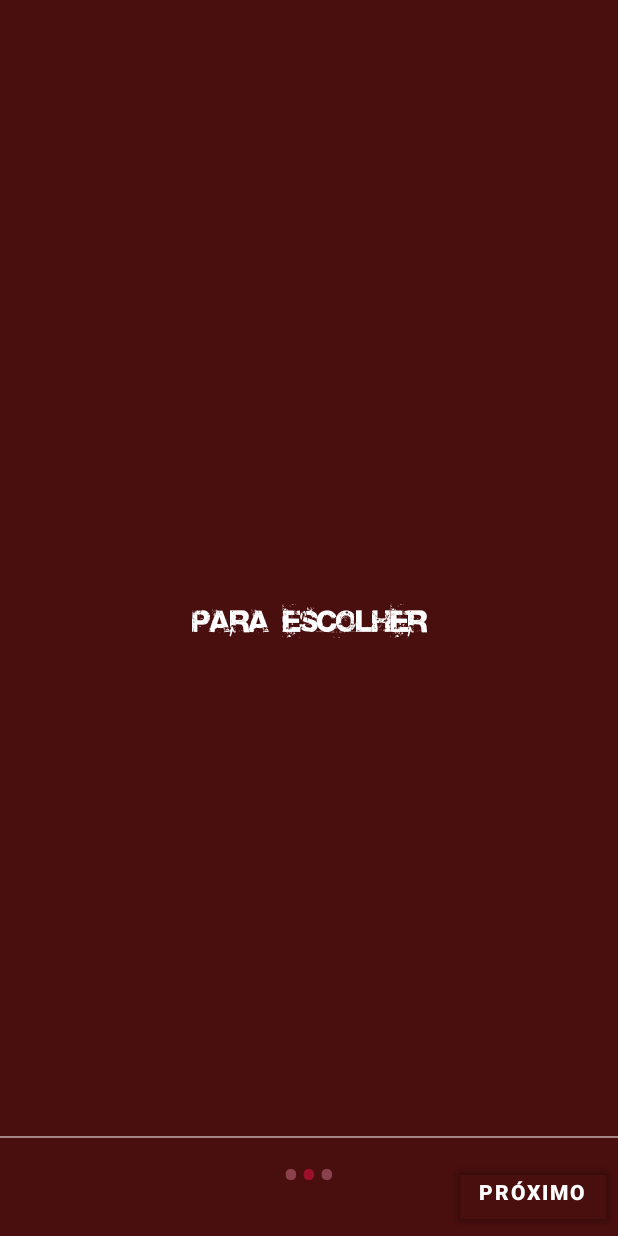
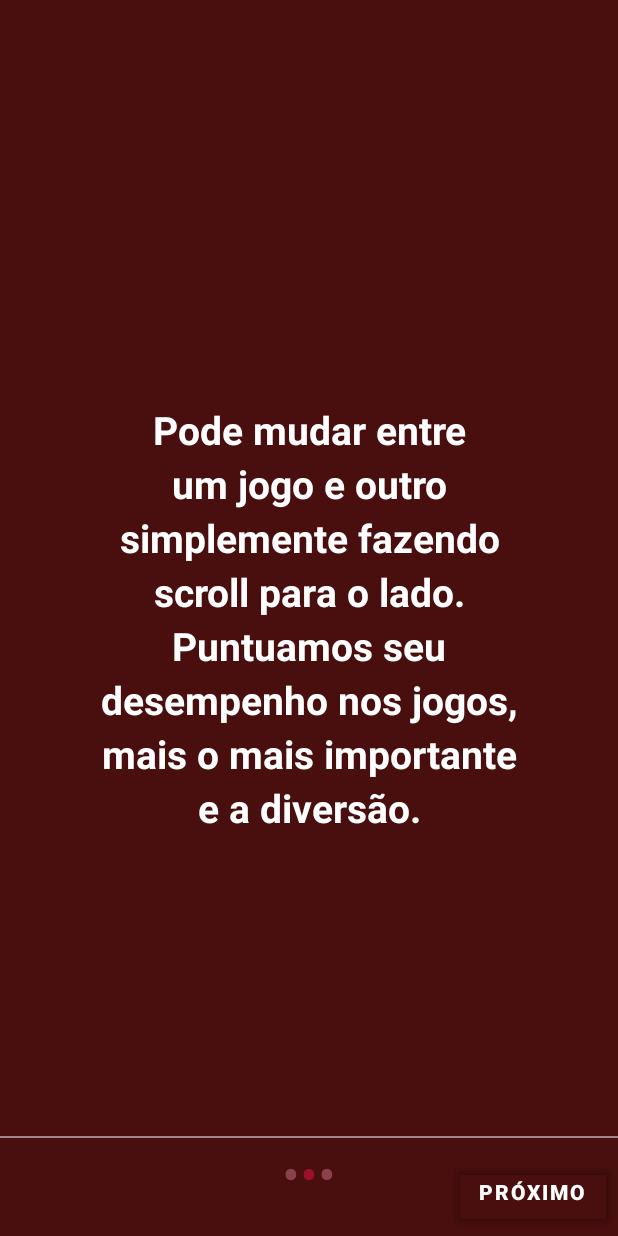
Before and after one commit to adrian971029/GameTime, an Android app: the WelcomeActivity screen opened directly, with no data from a screen before it, after a tap on "PRÓXIMO", on a phone screen of 412 x 824 dp. Run offline under Robolectric (Android 15) with nearby library versions, the phone set to English and light mode, and no system bars; our stand-ins replace ButterKnife, sdp/ssp sizes.

Commit message:
Implementado layout da tela de login.

```diff
--- a/app/src/main/AndroidManifest.xml
+++ b/app/src/main/AndroidManifest.xml
@@ -1,6 +1,5 @@
 <?xml version="1.0" encoding="utf-8"?>
-<manifest
-    xmlns:android="http://schemas.android.com/apk/res/android"
+<manifest xmlns:android="http://schemas.android.com/apk/res/android"
     package="com.adrian971029.gametime">
 
     <application
@@ -11,7 +10,8 @@
         android:roundIcon="@mipmap/ic_launcher_round"
         android:supportsRtl="true"
         android:theme="@style/AppTheme.NoActionBar">
-        <activity android:name=".view.JogoVelhaActivity"/>
+        <activity android:name=".view.LoginActivity"></activity>
+        <activity android:name=".view.JogoVelhaActivity" />
         <activity android:name=".view.WelcomeActivity" />
         <activity android:name=".view.SelectionActivity" />
         <activity
--- a/app/src/main/res/layout/item_slide2.xml
+++ b/app/src/main/res/layout/item_slide2.xml
@@ -1,22 +1,38 @@
 <?xml version="1.0" encoding="utf-8"?>
 <androidx.constraintlayout.widget.ConstraintLayout xmlns:android="http://schemas.android.com/apk/res/android"
+    xmlns:app="http://schemas.android.com/apk/res-auto"
     android:layout_width="match_parent"
     android:layout_height="match_parent"
-    android:background="@color/vermelhor_vinho"
-    xmlns:app="http://schemas.android.com/apk/res-auto">
+    android:background="@color/vermelhor_vinho">
 
     <TextView
         android:id="@+id/tv_toqueIniciar"
+        android:layout_width="0dp"
+        android:layout_height="wrap_content"
+        android:lineSpacingExtra="@dimen/_4sdp"
+        android:text="Pode mudar entre um jogo e outro simplemente fazendo scroll para o lado. Puntuamos seu desempenho nos jogos, mais o mais importante e a diversão."
+        android:textColor="@color/branco"
+        android:textSize="@dimen/_20sdp"
+        android:textStyle="bold"
+        android:textAlignment="center"
+        android:gravity="center"
+        app:layout_constraintBottom_toBottomOf="parent"
+        app:layout_constraintEnd_toStartOf="@+id/guideline4"
+        app:layout_constraintStart_toStartOf="@+id/guideline3"
+        app:layout_constraintTop_toTopOf="parent" />
+
+    <androidx.constraintlayout.widget.Guideline
+        android:id="@+id/guideline3"
         android:layout_width="wrap_content"
         android:layout_height="wrap_content"
-        android:fontFamily="@font/base2"
-        android:text="para escolher"
-        android:textColor="@color/branco"
-        android:textSize="@dimen/_14sdp"
-        app:layout_constraintBottom_toBottomOf="parent"
-        app:layout_constraintEnd_toEndOf="parent"
-        app:layout_constraintHorizontal_bias="0.5"
-        app:layout_constraintStart_toStartOf="parent"
-        app:layout_constraintTop_toTopOf="parent" />
+        android:orientation="vertical"
+        app:layout_constraintGuide_percent="0.15" />
+
+    <androidx.constraintlayout.widget.Guideline
+        android:id="@+id/guideline4"
+        android:layout_width="0dp"
+        android:layout_height="wrap_content"
+        android:orientation="vertical"
+        app:layout_constraintGuide_percent="0.85" />
 
 </androidx.constraintlayout.widget.ConstraintLayout>
```
Also changed, not shown: app/src/main/java/com/adrian971029/gametime/view/LoginActivity.java (added, +15 -0 lines), app/src/main/java/com/adrian971029/gametime/view/WelcomeActivity.java (+7 -1 lines), app/src/main/res/layout/activity_login.xml (added, +104 -0 lines), app/src/main/res/layout/item_slide1.xml (+25 -9 lines), app/src/main/res/layout/item_slide3.xml (+28 -13 lines), app/src/main/res/layout/view_login_title.xml (added, +23 -0 lines).
